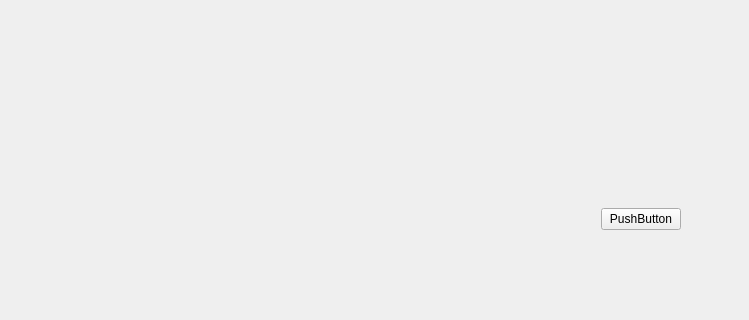
This is ui/SettingsWidget.ui in KimYubin/SolTranslator as Qt 5 draws it before an edit; both pictures show x 0 to 749 and y 251 to 571 of the 749 by 571 pixel window. The edited form follows.
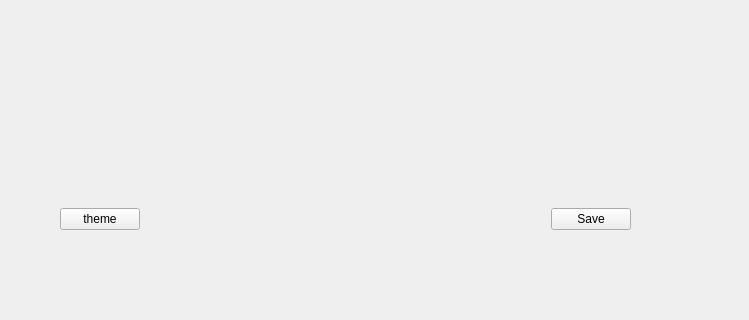
This is the edited form.

Patch:
```diff
--- a/ui/SettingsWidget.ui
+++ b/ui/SettingsWidget.ui
@@ -18,7 +18,7 @@
     <rect>
      <x>40</x>
      <y>20</y>
-     <width>641</width>
+     <width>591</width>
      <height>481</height>
     </rect>
    </property>
@@ -153,6 +153,13 @@
     </item>
     <item row="2" column="0">
      <layout class="QHBoxLayout" name="horizontalLayout">
+      <item>
+       <widget class="QPushButton" name="themeButton">
+        <property name="text">
+         <string>theme</string>
+        </property>
+       </widget>
+      </item>
       <item>
        <spacer name="horizontalSpacer">
         <property name="orientation">
@@ -169,7 +176,7 @@
       <item>
        <widget class="QPushButton" name="pushButton">
         <property name="text">
-         <string>PushButton</string>
+         <string>Save</string>
         </property>
        </widget>
       </item>
```
Left out of the diff: 2 changed lines with no effect on the pictures.
